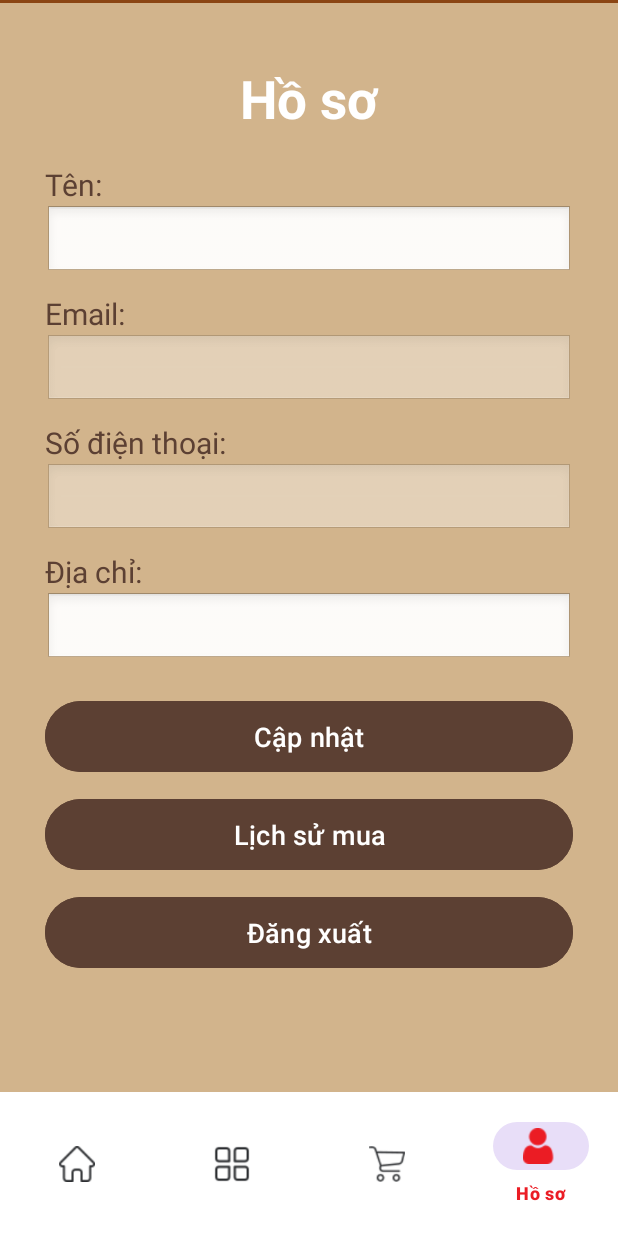
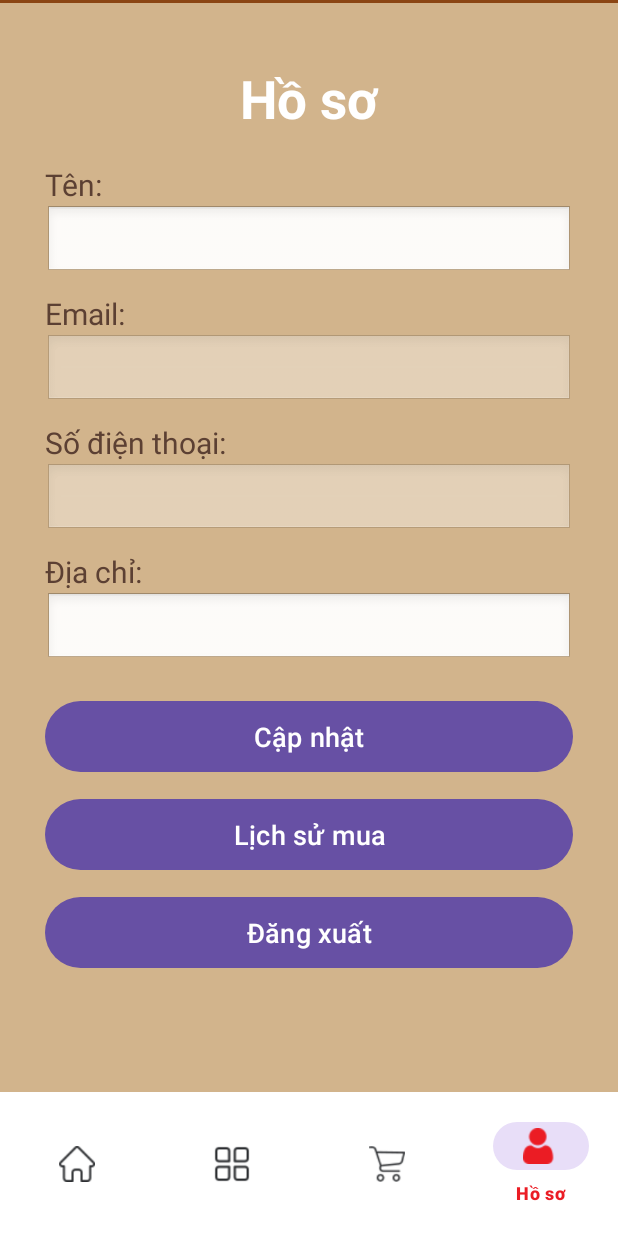
Before and after one commit to marcus1823/Project_PRM, an Android app: the ProfileFragment screen opened through its navigation route, on a phone screen of 412 x 824 dp. Run offline under Robolectric (Android 15) with nearby library versions, the phone set to English and light mode, and no system bars; our stand-ins replace navigation-ui; libraries missing offline, so code that uses them is left out: com.here.sdk; pictures from the network do not load; 6 statements that could not run were skipped.

Commit message:
fix: UI profile

```diff
--- a/app/src/main/res/layout/fragment_profile.xml
+++ b/app/src/main/res/layout/fragment_profile.xml
@@ -6,6 +6,7 @@
     android:padding="30dp"
     android:background="#D2B48C">
 
+    <!-- Tiêu đề Hồ sơ -->
     <TextView
         android:layout_width="match_parent"
         android:layout_height="wrap_content"
@@ -16,6 +17,7 @@
         android:textStyle="bold"
         android:padding="10dp" />
 
+    <!-- Tên -->
     <TextView
         android:layout_width="match_parent"
         android:layout_height="wrap_content"
@@ -33,6 +35,7 @@
         android:padding="12dp"
         android:background="@android:drawable/edit_text" />
 
+    <!-- Email -->
     <TextView
         android:layout_width="match_parent"
         android:layout_height="wrap_content"
@@ -51,6 +54,7 @@
         android:enabled="false"
         android:background="@android:drawable/edit_text" />
 
+    <!-- Số điện thoại -->
     <TextView
         android:layout_width="match_parent"
         android:layout_height="wrap_content"
@@ -69,6 +73,7 @@
         android:enabled="false"
         android:background="@android:drawable/edit_text" />
 
+    <!-- Địa chỉ -->
     <TextView
         android:layout_width="match_parent"
         android:layout_height="wrap_content"
@@ -86,40 +91,37 @@
         android:padding="12dp"
         android:background="@android:drawable/edit_text" />
 
+    <!-- Nút Cập nhật -->
     <Button
         android:id="@+id/btnUpdateProfile"
         android:layout_width="match_parent"
         android:layout_height="55dp"
-        android:backgroundTint="#5C4033"
         android:text="Cập nhật"
         android:textColor="#FFFFFF"
         android:textSize="18sp"
         android:layout_marginTop="20dp"
-        android:gravity="center"
-        android:cornerRadius="12dp" />
+        android:gravity="center" />
 
+    <!-- Nút Lịch sử mua -->
     <Button
         android:id="@+id/btnOrderHistory"
         android:layout_width="match_parent"
         android:layout_height="55dp"
-        android:backgroundTint="#5C4033"
         android:text="Lịch sử mua"
         android:textColor="#FFFFFF"
         android:textSize="18sp"
         android:layout_marginTop="10dp"
-        android:gravity="center"
-        android:cornerRadius="12dp" />
+        android:gravity="center" />
 
+    <!-- Nút Đăng xuất -->
     <Button
         android:id="@+id/btnLogout"
         android:layout_width="match_parent"
         android:layout_height="55dp"
-        android:backgroundTint="#5C4033"
         android:text="Đăng xuất"
         android:textColor="#FFFFFF"
         android:textSize="18sp"
         android:layout_marginTop="10dp"
-        android:gravity="center"
-        android:cornerRadius="12dp" />
+        android:gravity="center" />
 
 </LinearLayout>
```
